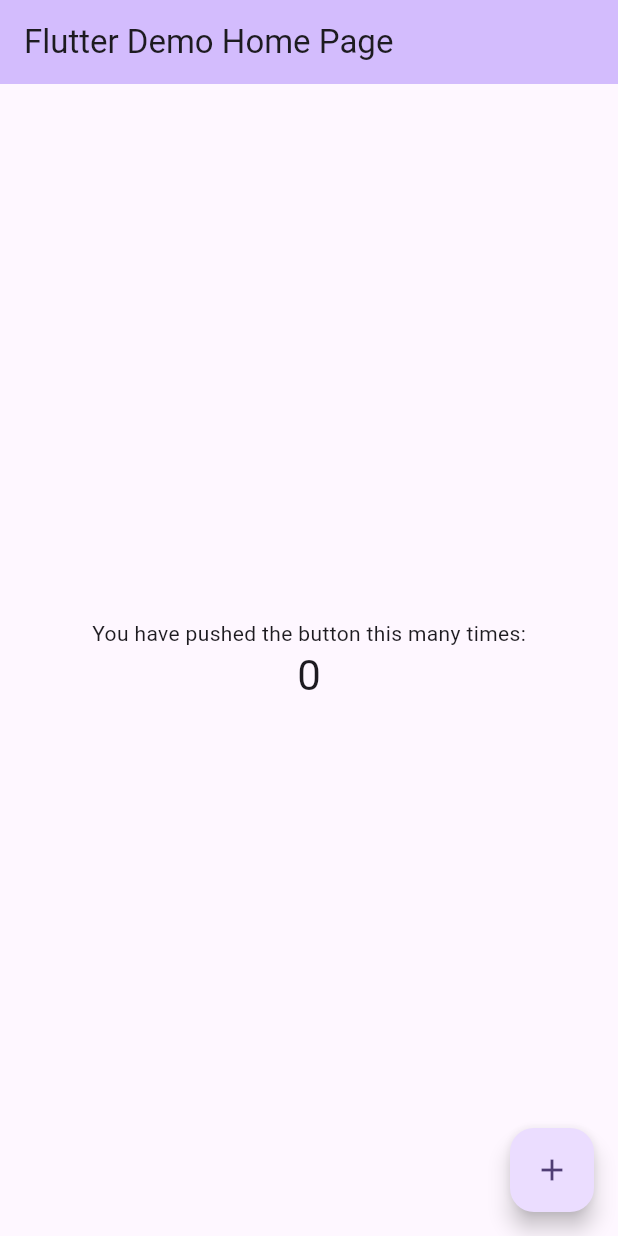
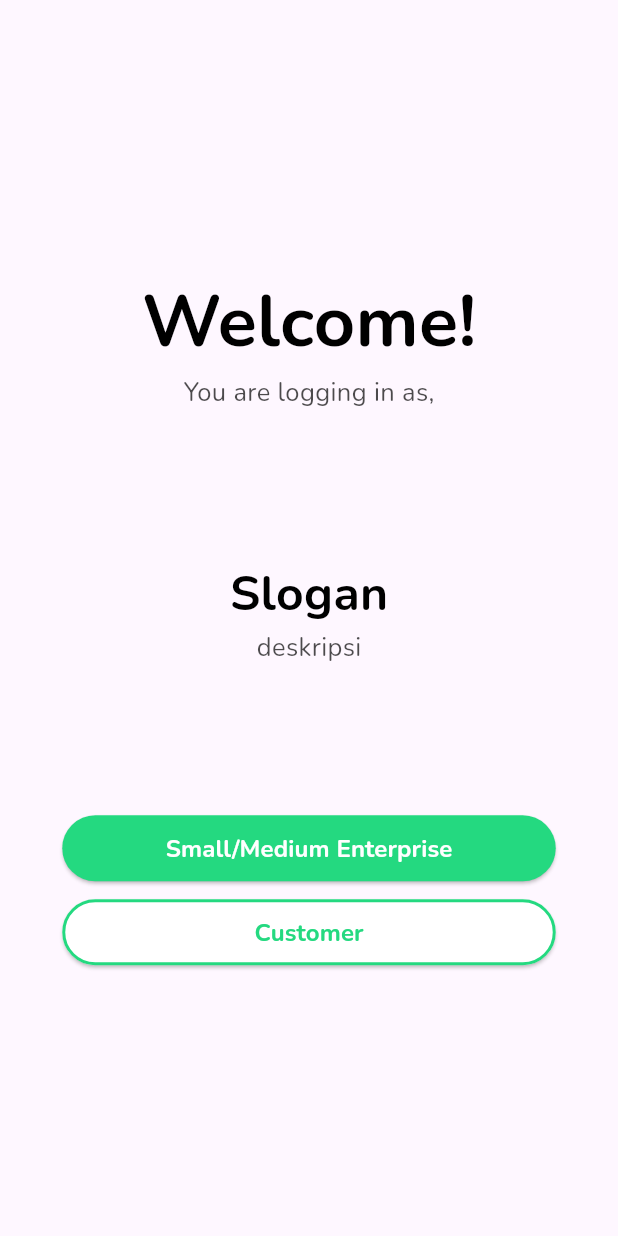
Before and after one commit to nowwie/teamfourteen, a Flutter app: the screen it shows after launch, on a phone screen of 412 x 824 dp. Run offline on Flutter 3.47's test engine with Material 3 defaults, Android fonts, the light colour scheme and no system bars; our stand-ins replace firebase_core, google_fonts; accounts and stored records are empty.

Commit message:
login welcome

```diff
--- a/lib/main.dart
+++ b/lib/main.dart
@@ -1,122 +1,25 @@
 import 'package:flutter/material.dart';
+import 'package:team_fourteen/ui/auth/login_screen.dart';
 
-void main() {
+void main(){
   runApp(const MyApp());
 }
 
-class MyApp extends StatelessWidget {
-  const MyApp({super.key});
-
-  // This widget is the root of your application.
-  @override
+class MyApp extends StatelessWidget{
+  const MyApp({Key? key}) : super(key:key);
+ @override
   Widget build(BuildContext context) {
     return MaterialApp(
-      title: 'Flutter Demo',
+      debugShowCheckedModeBanner: false,
+      title: 'Flutter Auth',
       theme: ThemeData(
-        // This is the theme of your application.
-        //
-        // TRY THIS: Try running your application with "flutter run". You'll see
-        // the application has a purple toolbar. Then, without quitting the app,
-        // try changing the seedColor in the colorScheme below to Colors.green
-        // and then invoke "hot reload" (save your changes or press the "hot
-        // reload" button in a Flutter-supported IDE, or press "r" if you used
-        // the command line to start the app).
-        //
-        // Notice that the counter didn't reset back to zero; the application
-        // state is not lost during the reload. To reset the state, use hot
-        // restart instead.
-        //
-        // This works for code too, not just values: Most code changes can be
-        // tested with just a hot reload.
-        colorScheme: ColorScheme.fromSeed(seedColor: Colors.deepPurple),
+        primarySwatch: Colors.blue,
       ),
-      home: const MyHomePage(title: 'Flutter Demo Home Page'),
+      initialRoute: '/login',
+      routes: {
+        '/login': (context) => const LoginScreen(),
+        // '/register': (context) => const RegisterScreen(),
+      },
     );
   }
 }
-
-class MyHomePage extends StatefulWidget {
-  const MyHomePage({super.key, required this.title});
-
-  // This widget is the home page of your application. It is stateful, meaning
-  // that it has a State object (defined below) that contains fields that affect
-  // how it looks.
-
-  // This class is the configuration for the state. It holds the values (in this
-  // case the title) provided by the parent (in this case the App widget) and
-  // used by the build method of the State. Fields in a Widget subclass are
-  // always marked "final".
-
-  final String title;
-
-  @override
-  State<MyHomePage> createState() => _MyHomePageState();
-}
-
-class _MyHomePageState extends State<MyHomePage> {
-  int _counter = 0;
-
-  void _incrementCounter() {
-    setState(() {
-      // This call to setState tells the Flutter framework that something has
-      // changed in this State, which causes it to rerun the build method below
-      // so that the display can reflect the updated values. If we changed
-      // _counter without calling setState(), then the build method would not be
-      // called again, and so nothing would appear to happen.
-      _counter++;
-    });
-  }
-
-  @override
-  Widget build(BuildContext context) {
-    // This method is rerun every time setState is called, for instance as done
-    // by the _incrementCounter method above.
-    //
-    // The Flutter framework has been optimized to make rerunning build methods
-    // fast, so that you can just rebuild anything that needs updating rather
-    // than having to individually change instances of widgets.
-    return Scaffold(
-      appBar: AppBar(
-        // TRY THIS: Try changing the color here to a specific color (to
-        // Colors.amber, perhaps?) and trigger a hot reload to see the AppBar
-        // change color while the other colors stay the same.
-        backgroundColor: Theme.of(context).colorScheme.inversePrimary,
-        // Here we take the value from the MyHomePage object that was created by
-        // the App.build method, and use it to set our appbar title.
-        title: Text(widget.title),
-      ),
-      body: Center(
-        // Center is a layout widget. It takes a single child and positions it
-        // in the middle of the parent.
-        child: Column(
-          // Column is also a layout widget. It takes a list of children and
-          // arranges them vertically. By default, it sizes itself to fit its
-          // children horizontally, and tries to be as tall as its parent.
-          //
-          // Column has various properties to control how it sizes itself and
-          // how it positions its children. Here we use mainAxisAlignment to
-          // center the children vertically; the main axis here is the vertical
-          // axis because Columns are vertical (the cross axis would be
-          // horizontal).
-          //
-          // TRY THIS: Invoke "debug painting" (choose the "Toggle Debug Paint"
-          // action in the IDE, or press "p" in the console), to see the
-          // wireframe for each widget.
-          mainAxisAlignment: MainAxisAlignment.center,
-          children: <Widget>[
-            const Text('You have pushed the button this many times:'),
-            Text(
-              '$_counter',
-              style: Theme.of(context).textTheme.headlineMedium,
-            ),
-          ],
-        ),
-      ),
-      floatingActionButton: FloatingActionButton(
-        onPressed: _incrementCounter,
-        tooltip: 'Increment',
-        child: const Icon(Icons.add),
-      ), // This trailing comma makes auto-formatting nicer for build methods.
-    );
-  }
-}
--- /dev/null
+++ b/lib/ui/auth/constans.dart
@@ -0,0 +1,23 @@
+import 'package:flutter/material.dart';
+import 'package:google_fonts/google_fonts.dart';
+
+Color black = Color(0xff000000);
+Color zelow = Color(0xff24D980);
+Color verif = Color(0xffE64646);
+Color white = Color(0xffffffff);
+Color grey = Color(0xB3000000);
+
+
+
+TextStyle blackTextStyle = GoogleFonts.nunito(
+  color: black,
+);
+TextStyle whiteTextStyle = GoogleFonts.nunito(
+  color: white,
+);
+TextStyle greenTextStyle = GoogleFonts.nunito(
+  color: zelow,
+);
+TextStyle greyTextStyle = GoogleFonts.nunito(
+  color: grey,
+);
--- /dev/null
+++ b/lib/ui/auth/login_screen.dart
@@ -0,0 +1,66 @@
+import 'package:flutter/material.dart';
+import 'package:team_fourteen/ui/auth/constans.dart';
+
+class LoginScreen extends StatelessWidget {
+  const LoginScreen({super.key}); // Tambahkan super.key
+
+  @override
+  Widget build(BuildContext context) {
+    return Scaffold(
+      body: Center(
+        child: Column(
+          mainAxisAlignment: MainAxisAlignment.center,
+          children: [
+            Text(
+              'Welcome!',
+              style: blackTextStyle.copyWith(fontSize: 48, fontWeight: FontWeight.bold),
+            ),
+            Text(
+              'You are logging in as,',
+              style: greyTextStyle.copyWith(fontSize: 17, fontWeight: FontWeight.normal),
+            ),
+            SizedBox(height: 100),
+            Text(
+              'Slogan',
+              style: blackTextStyle.copyWith(fontSize: 32, fontWeight: FontWeight.bold),
+            ),
+            Text(
+              'deskripsi',
+              style: greyTextStyle.copyWith(fontSize: 17, fontWeight: FontWeight.normal),
+            ),
+            SizedBox(height: 100),
+            // Pindahkan Container ke sini
+            Container(
+              width: 329,
+              height: 44,
+              margin: EdgeInsets.symmetric(horizontal: 20),
+              child: ElevatedButton(
+                style: ElevatedButton.styleFrom(
+                  backgroundColor: zelow,
+                  shape: RoundedRectangleBorder(borderRadius: BorderRadius.circular(24))
+                ),
+                onPressed: () {},
+                child: Text('Small/Medium Enterprise', style: whiteTextStyle.copyWith(fontSize: 16, fontWeight: FontWeight.bold),),
+              ),
+            ),
+            SizedBox(height: 12,),
+            Container(
+              width: 329,
+              height: 44,
+              margin: EdgeInsets.symmetric(horizontal: 20),
+              child: ElevatedButton(
+                style: ElevatedButton.styleFrom(
+                  backgroundColor: white,
+                  side: BorderSide(color: zelow, width: 2),
+                  shape: RoundedRectangleBorder(borderRadius: BorderRadius.circular(24))
+                ),
+                onPressed: () {},
+                child: Text('Customer', style: greenTextStyle.copyWith(fontSize: 16, fontWeight: FontWeight.bold),),
+              ),
+            )
+          ],
+        ),
+      ),
+    );
+  }
+}
--- a/pubspec.yaml
+++ b/pubspec.yaml
@@ -35,6 +35,7 @@ dependencies:
   # Use with the CupertinoIcons class for iOS style icons.
   cupertino_icons: ^1.0.8
   firebase_core: ^3.12.1
+  google_fonts: ^6.2.1
 
 dev_dependencies:
   flutter_test:
```
Also changed, not shown: lib/ui/auth/register_cust.dart (added), pubspec.lock, 3 other files.
